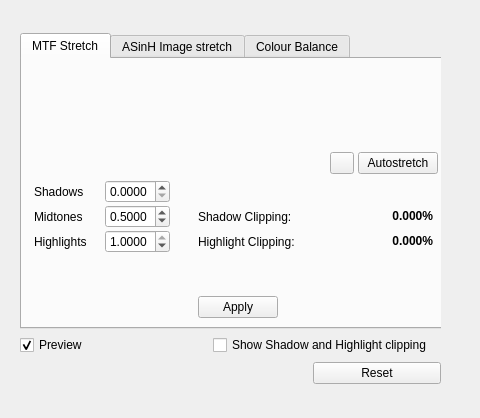
Above: DeepSkyStacker/ui/ProcessingControls.ui from deepskystacker/DSS before the change; both pictures show x 0 to 480 and y 0 to 418 of the 993 by 418 pixel window. Below: the same form after it.
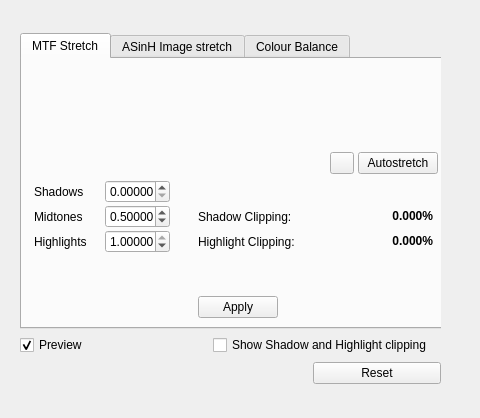
That is the form after the change. Icons and pictures are not drawn. Custom widgets are drawn as their Qt base class.

Commit message: Change sensitivity of  MTF spin boxes and sliders, turn off keyboard tracking, and turn on "Accelerated"

What changed in the file:
```diff
--- a/DeepSkyStacker/ui/ProcessingControls.ui
+++ b/DeepSkyStacker/ui/ProcessingControls.ui
@@ -262,7 +262,7 @@
                  <bool>false</bool>
                 </property>
                 <property name="decimals">
-                 <number>4</number>
+                 <number>5</number>
                 </property>
                 <property name="maximum">
                  <double>1.000000000000000</double>
@@ -344,7 +344,7 @@
                  <bool>false</bool>
                 </property>
                 <property name="decimals">
-                 <number>4</number>
+                 <number>5</number>
                 </property>
                 <property name="maximum">
                  <double>1.000000000000000</double>
@@ -438,7 +438,7 @@
                  <bool>false</bool>
                 </property>
                 <property name="decimals">
-                 <number>4</number>
+                 <number>5</number>
                 </property>
                 <property name="maximum">
                  <double>1.000000000000000</double>
```
Left out of the diff: 6 changed lines with no effect on the pictures. The commit also changes 2 other files.
